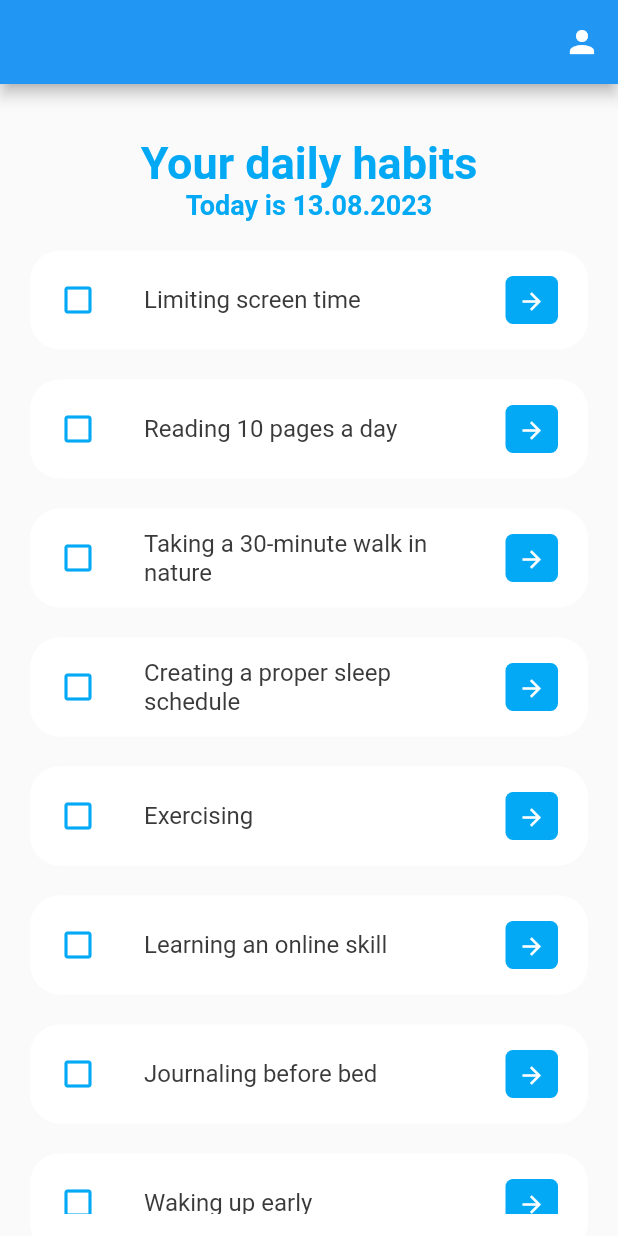
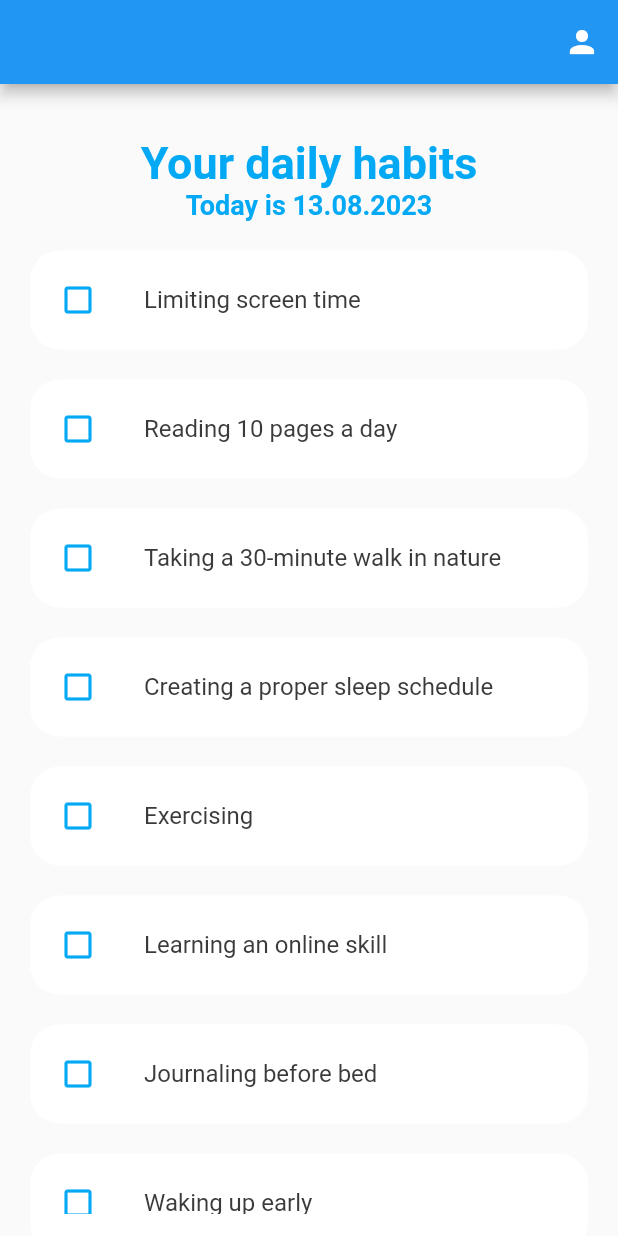
Before and after one commit to GianMen91/my_new_habits, a Flutter app: the screen it shows after launch, on a phone screen of 412 x 824 dp. Run offline on Flutter 3.47's test engine with Material 2 defaults, Android fonts, the phone set to English and light mode, and no system bars; our stand-ins replace fl_chart, sqflite; accounts and stored records are empty.

Commit message:
hide some code for now

```diff
--- a/lib/widgets/todo_item.dart
+++ b/lib/widgets/todo_item.dart
@@ -41,7 +41,7 @@ class ToDoItem extends StatelessWidget {
             decoration: todo.isDone ? TextDecoration.lineThrough : null,
           ),
         ),
-        trailing: Container(
+        /*trailing: Container(
           padding: const EdgeInsets.all(0),
           margin: const EdgeInsets.symmetric(vertical: 12),
           height: 35,
@@ -59,7 +59,7 @@ class ToDoItem extends StatelessWidget {
               onStartActivity(todo.id);
             },
           ),
-        ),
+        ),*/
       ),
     );
   }
```
